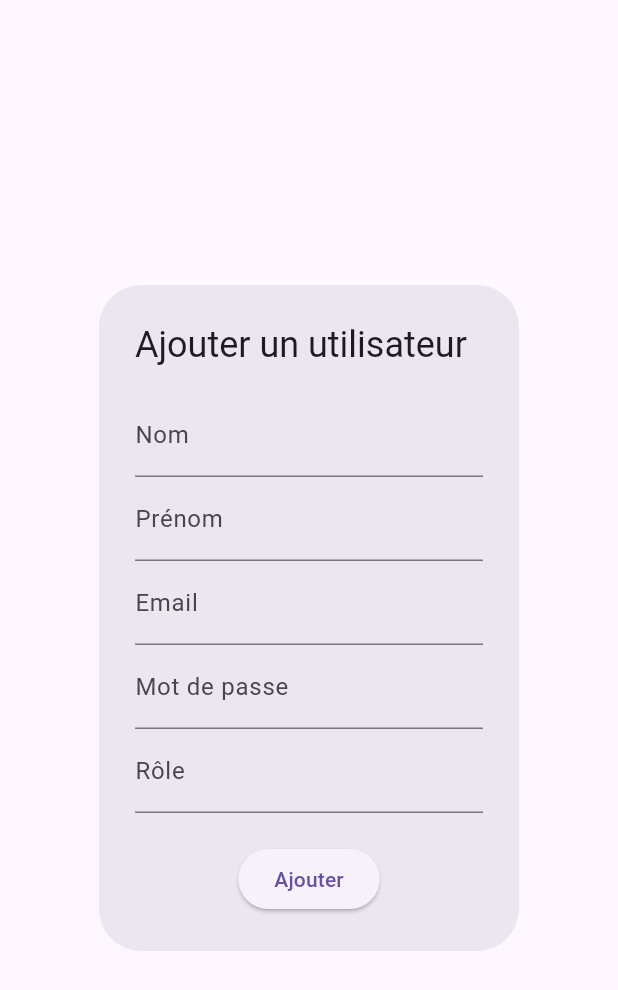
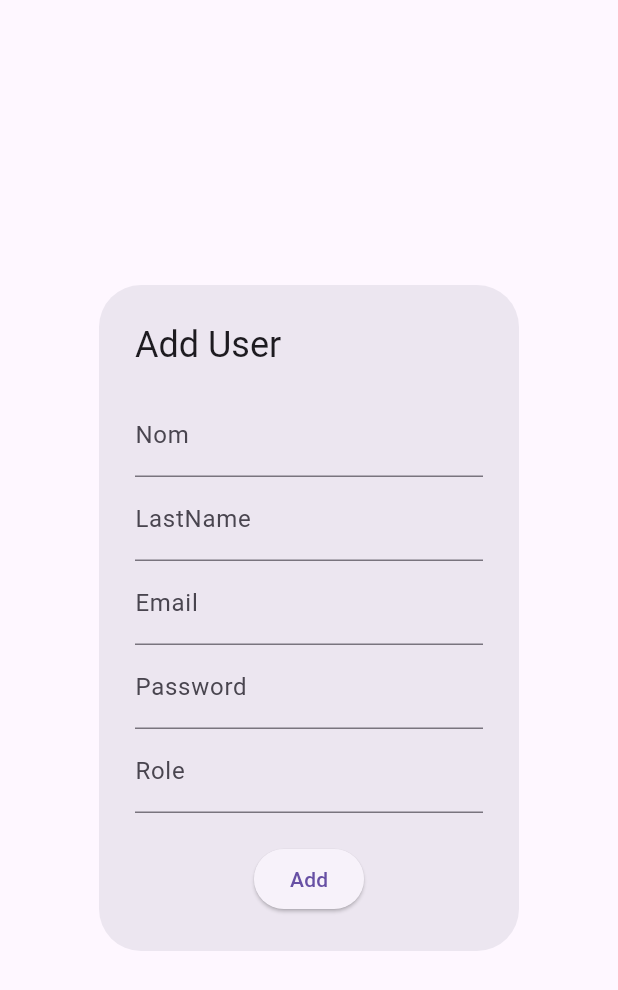
Before and after one commit to TheBackpacker1/AHDProject, a Flutter app: the AddUserDialog widget shown alone on an empty page, opened directly, on a phone screen of 412 x 824 dp. Shown: the top 990 px of the screen. Run offline on Flutter 3.47's test engine with Material 3 defaults, Android fonts, the phone set to English and light mode, and no system bars; our stand-ins replace shared_preferences; accounts and stored records are empty; network calls fail.

```diff
--- a/frontend/lib/screens/user_list_screen.dart
+++ b/frontend/lib/screens/user_list_screen.dart
@@ -29,7 +29,7 @@ class _UserListScreenState extends State<UserListScreen> {
       });
     } catch (e) {
       setState(() {
-        _errorMessage = 'Erreur lors de la récupération des utilisateurs.';
+        _errorMessage = 'Error retrieving users.';
         _isLoading = false;
       });
     }
@@ -44,11 +44,11 @@ class _UserListScreenState extends State<UserListScreen> {
       await ApiService.deleteUser(userId);
       _refreshUsers();
       ScaffoldMessenger.of(context).showSnackBar(
-        const SnackBar(content: Text('Utilisateur supprimé avec succès')),
+        const SnackBar(content: Text('User successfully deleted')),
       );
     } catch (e) {
       ScaffoldMessenger.of(context).showSnackBar(
-        SnackBar(content: Text('Erreur : $e')),
+        SnackBar(content: Text('Error : $e')),
       );
     }
   }
@@ -83,7 +83,7 @@ class _UserListScreenState extends State<UserListScreen> {
   Widget build(BuildContext context) {
     return Scaffold(
       appBar: AppBar(
-        title: const Text('Liste des utilisateurs'),
+        title: const Text('List of users'),
       ),
       body: _isLoading
           ? const Center(child: CircularProgressIndicator())
@@ -98,10 +98,10 @@ class _UserListScreenState extends State<UserListScreen> {
                   scrollDirection: Axis.horizontal,
                   child: DataTable(
                     columns: const [
-                      DataColumn(label: Text('Nom')),
-                      DataColumn(label: Text('Prénom')),
+                      DataColumn(label: Text('Name')),
+                      DataColumn(label: Text('LastName')),
                       DataColumn(label: Text('Email')),
-                      DataColumn(label: Text('Rôle')),
+                      DataColumn(label: Text('Role')),
                       DataColumn(label: Text('Actions')),
                     ],
                     rows: _users.map((user) {
@@ -121,14 +121,14 @@ class _UserListScreenState extends State<UserListScreen> {
                                 icon: const Icon(Icons.delete),
                                 onPressed: () => _deleteUser(user['_id']),
                                 color: Colors.red,
-                                tooltip: 'Supprimer',
+                                tooltip: 'Delete',
                               ),
                               // Bouton de modification avec animation
                               IconButton(
                                 icon: const Icon(Icons.edit),
                                 onPressed: () => _editUser(user['_id']),
                                 color: Colors.blue,
-                                tooltip: 'Modifier',
+                                tooltip: 'Update',
                               ),
                             ],
                           )),
@@ -179,7 +179,7 @@ class _EditUserDialogState extends State<EditUserDialog> {
       });
     } catch (e) {
       setState(() {
-        _errorMessage = 'Erreur de chargement des données utilisateur.';
+        _errorMessage = 'Error retrieving users.';
       });
     }
   }
@@ -206,7 +206,7 @@ class _EditUserDialogState extends State<EditUserDialog> {
       }
     } catch (e) {
       setState(() {
-        _errorMessage = 'Erreur lors de la mise à jour de l\'utilisateur.';
+        _errorMessage = 'Error updating user.';
       });
     } finally {
       setState(() {
@@ -218,7 +218,7 @@ class _EditUserDialogState extends State<EditUserDialog> {
   @override
   Widget build(BuildContext context) {
     return AlertDialog(
-      title: const Text('Modifier l\'utilisateur'),
+      title: const Text('Update User'),
       content: _isLoading
           ? const Center(child: CircularProgressIndicator())
           : SingleChildScrollView(
@@ -229,11 +229,11 @@ class _EditUserDialogState extends State<EditUserDialog> {
                         style: const TextStyle(color: Colors.red)),
                   TextField(
                     controller: _nameController,
-                    decoration: const InputDecoration(labelText: 'Nom'),
+                    decoration: const InputDecoration(labelText: 'FirstName'),
                   ),
                   TextField(
                     controller: _lastNameController,
-                    decoration: const InputDecoration(labelText: 'Prénom'),
+                    decoration: const InputDecoration(labelText: 'LastName'),
                   ),
                   TextField(
                     controller: _emailController,
@@ -246,7 +246,7 @@ class _EditUserDialogState extends State<EditUserDialog> {
                   const SizedBox(height: 20),
                   ElevatedButton(
                     onPressed: _updateUser,
-                    child: const Text('Sauvegarder'),
+                    child: const Text('Save'),
                   ),
                 ],
               ),
@@ -303,7 +303,7 @@ class _AddUserDialogState extends State<AddUserDialog> {
       }
     } catch (e) {
       setState(() {
-        _errorMessage = 'Erreur lors de l\'ajout de l\'utilisateur.';
+        _errorMessage = 'Error adding user.';
       });
     } finally {
       setState(() {
@@ -315,7 +315,7 @@ class _AddUserDialogState extends State<AddUserDialog> {
   @override
   Widget build(BuildContext context) {
     return AlertDialog(
-      title: const Text('Ajouter un utilisateur'),
+      title: const Text('Add User'),
       content: _isLoading
           ? const Center(child: CircularProgressIndicator())
           : SingleChildScrollView(
@@ -330,7 +330,7 @@ class _AddUserDialogState extends State<AddUserDialog> {
                   ),
                   TextField(
                     controller: _lastNameController,
-                    decoration: const InputDecoration(labelText: 'Prénom'),
+                    decoration: const InputDecoration(labelText: 'LastName'),
                   ),
                   TextField(
                     controller: _emailController,
@@ -340,17 +340,16 @@ class _AddUserDialogState extends State<AddUserDialog> {
                     controller:
                         _passwordController, // Champ pour le mot de passe
                     obscureText: true, // Masquer le mot de passe
-                    decoration:
-                        const InputDecoration(labelText: 'Mot de passe'),
+                    decoration: const InputDecoration(labelText: 'Password'),
                   ),
                   TextField(
                     controller: _roleController,
-                    decoration: const InputDecoration(labelText: 'Rôle'),
+                    decoration: const InputDecoration(labelText: 'Role'),
                   ),
                   const SizedBox(height: 20),
                   ElevatedButton(
                     onPressed: _addUser,
-                    child: const Text('Ajouter'),
+                    child: const Text('Add'),
                   ),
                 ],
               ),
```
Also changed, not shown: frontend/lib/screens/home_screen.dart (+65 -4 lines).
